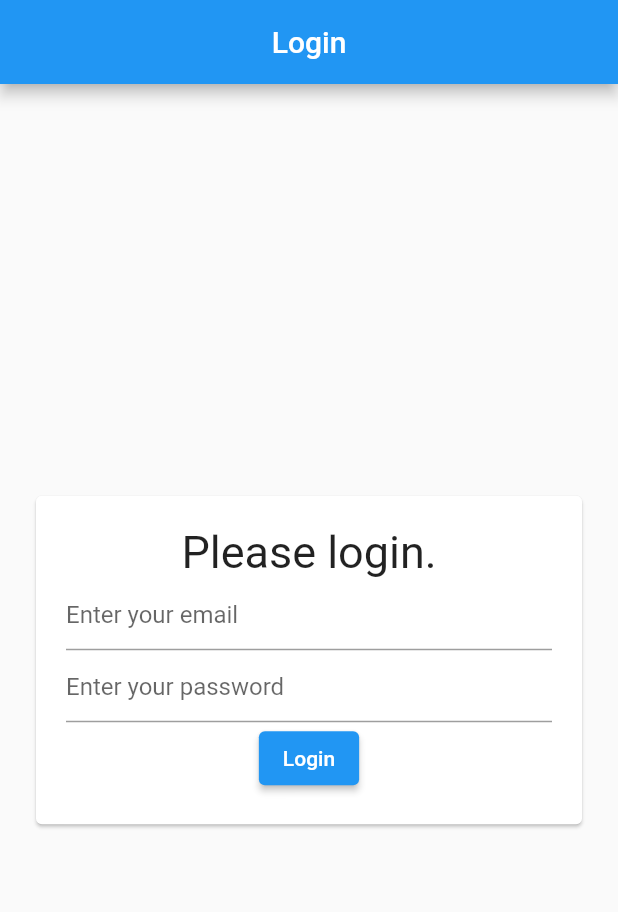
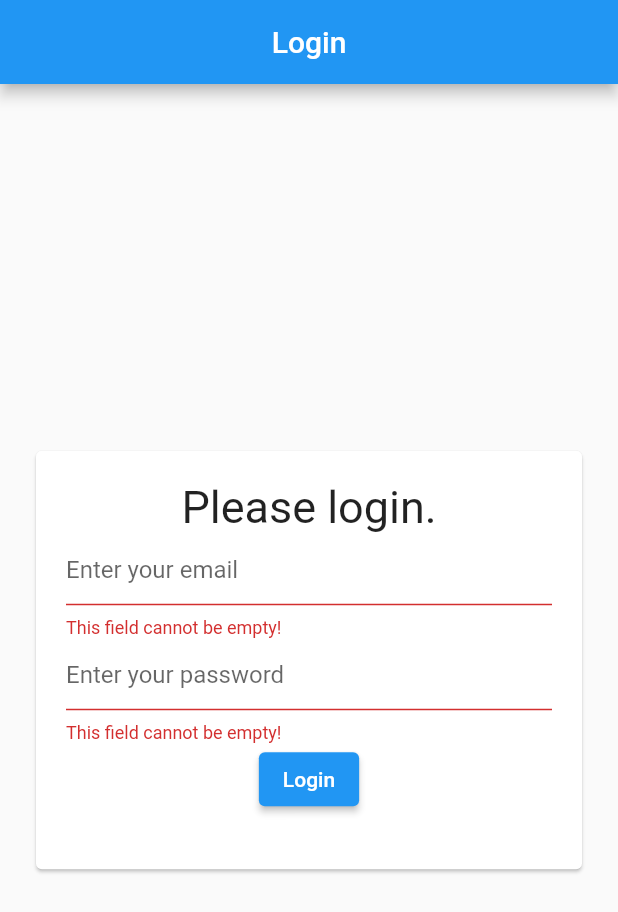
Before and after one commit to DrHyde111/treasure-hunters-mobile-app, a Flutter app: the screen it shows after launch, after a tap on "Login", on a phone screen of 412 x 824 dp. Shown: the top 912 px of the screen. Run offline on Flutter 3.47's test engine with Material 2 defaults, Android fonts, the phone set to English and light mode, and no system bars.

Commit message:
Implemented login

```diff
--- a/lib/login_view.dart
+++ b/lib/login_view.dart
@@ -1,4 +1,6 @@
 import 'package:flutter/material.dart';
+
+import 'services/api_services.dart';
 
 class LoginView extends StatefulWidget {
   const LoginView({Key? key}) : super(key: key);
@@ -9,7 +11,13 @@ class LoginView extends StatefulWidget {
 
 class _LoginViewState extends State<LoginView> {
   bool isLoading = false;
-  Map<String, String> credentials = {};
+
+  final _formKey = GlobalKey<FormState>();
+  final email = TextEditingController();
+  final password = TextEditingController();
+
+  String errorMessage = '';
+
   @override
   Widget build(BuildContext context) {
     return Scaffold(
@@ -32,6 +40,7 @@ class _LoginViewState extends State<LoginView> {
                 child: Padding(
                   padding: const EdgeInsets.all(20),
                   child: Form(
+                    key: _formKey,
                     child: Column(
                       children: [
                         const Text(
@@ -39,22 +48,54 @@ class _LoginViewState extends State<LoginView> {
                           style: TextStyle(fontSize: 30),
                         ),
                         TextFormField(
-                          onChanged: (value) => {
-                            credentials['email'] = value,
+                          controller: email,
+                          validator: (value) {
+                            if (value == null || value.isEmpty) {
+                              return 'This field cannot be empty!';
+                            }
+                            return null;
                           },
                           decoration: const InputDecoration(
                               hintText: 'Enter your email'),
                         ),
                         TextFormField(
-                          onChanged: (value) => {
-                            credentials['password'] = value,
+                          controller: password,
+                          validator: (value) {
+                            if (value == null || value.isEmpty) {
+                              return 'This field cannot be empty!';
+                            }
+                            return null;
                           },
                           decoration: const InputDecoration(
                               hintText: 'Enter your password'),
                         ),
                         ElevatedButton(
-                            onPressed: () => {print(credentials)},
-                            child: const Text("Login"))
+                            onPressed: () async {
+                              setState(() {
+                                errorMessage = '';
+                              });
+                              var response;
+                              if (_formKey.currentState!.validate()) {
+                                try {
+                                  response =
+                                      await login(email.text, password.text);
+                                } catch (error) {
+                                  setState(() {
+                                    errorMessage = error.toString();
+                                  });
+                                }
+                              }
+                            },
+                            child: const Text("Login")),
+                        errorMessage != ''
+                            ? Card(
+                                color: Colors.redAccent,
+                                child: Padding(
+                                  padding: const EdgeInsets.all(8.0),
+                                  child: Text(errorMessage.toString()),
+                                ),
+                              )
+                            : const Text('')
                       ],
                     ),
                   ),
--- a/pubspec.yaml
+++ b/pubspec.yaml
@@ -34,6 +34,7 @@ dependencies:
   # The following adds the Cupertino Icons font to your application.
   # Use with the CupertinoIcons class for iOS style icons.
   cupertino_icons: ^1.0.2
+  http: ^0.13.4
 
 dev_dependencies:
   flutter_test:
```
Also changed, not shown: lib/services/api_services.dart (added, +25 -0 lines), pubspec.lock, 1 other file.
